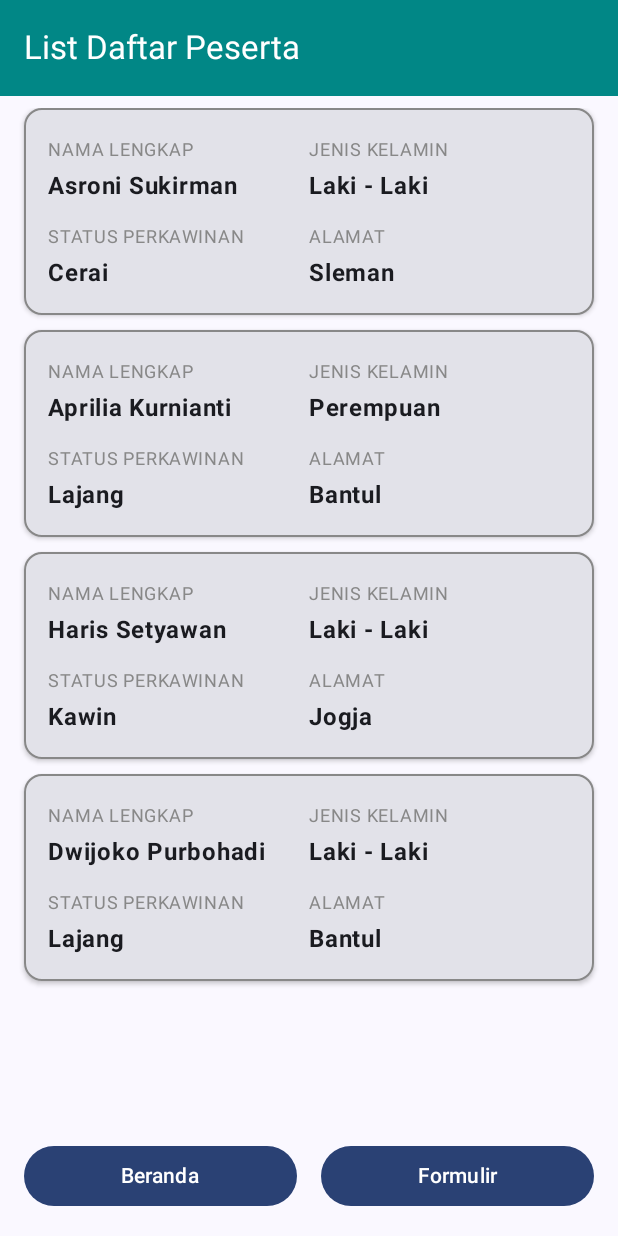
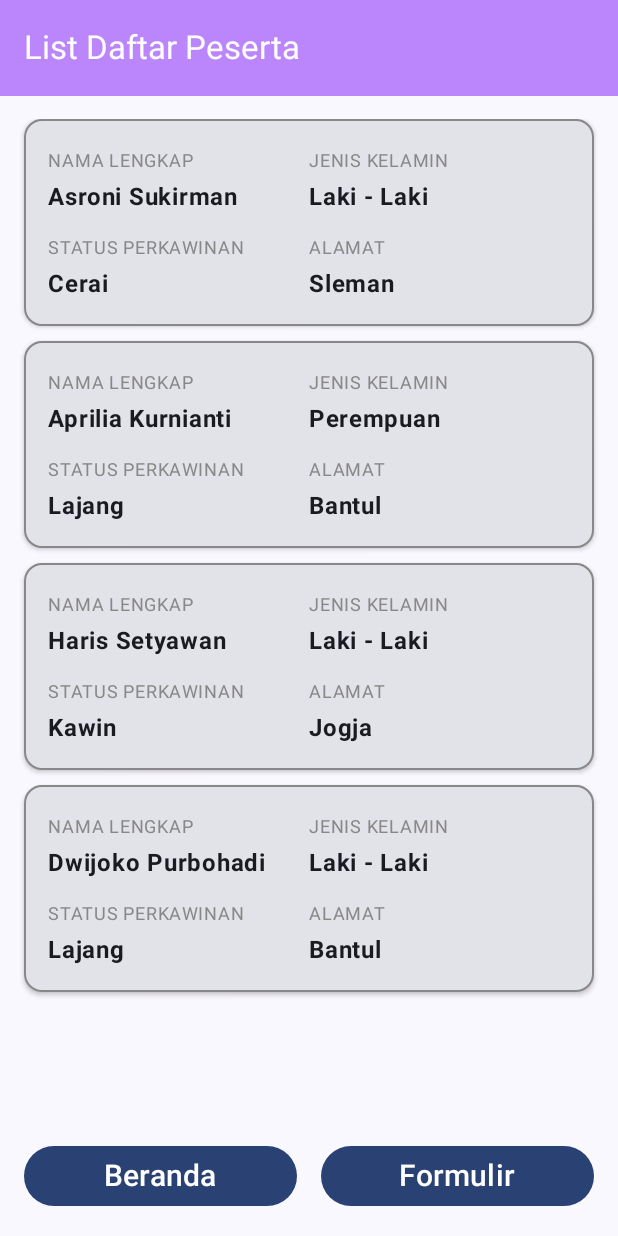
Before and after one commit to vararais/QuestNavigasTugas_049, an Android app built with Jetpack Compose: the ListScreen screen opened through its navigation route, on a phone screen of 412 x 824 dp. Run offline under Robolectric (Android 15) with nearby library versions, the phone set to English and light mode, and no system bars.

Commit message:
Mengubah size font dalam button "beranda" dan "Formulir"

```diff
--- a/app/src/main/java/com/example/questnavigastugas_049/view/PageList.kt
+++ b/app/src/main/java/com/example/questnavigastugas_049/view/PageList.kt
@@ -8,6 +8,8 @@ import androidx.compose.foundation.layout.Spacer
 import androidx.compose.foundation.layout.fillMaxSize
 import androidx.compose.foundation.layout.fillMaxWidth
 import androidx.compose.foundation.layout.height
+import androidx.compose.foundation.layout.navigationBars
+import androidx.compose.foundation.layout.navigationBarsPadding
 import androidx.compose.foundation.layout.padding
 import androidx.compose.foundation.layout.width
 import androidx.compose.foundation.lazy.LazyColumn
@@ -60,7 +62,7 @@ fun ListScreen(
             TopAppBar(
                 title = { Text(stringResource(id = R.string.list_peserta), color = Color.White) },
                 colors = TopAppBarDefaults.mediumTopAppBarColors(
-                    containerColor = colorResource(id = R.color.teal_700)
+                    containerColor = colorResource(id = R.color.purple_200)
                 )
             )
         },
@@ -68,15 +70,22 @@ fun ListScreen(
             Row(
                 modifier = Modifier
                     .fillMaxWidth()
+                    .navigationBarsPadding()
                     .padding(dimensionResource(id = R.dimen.padding_medium)),
                 horizontalArrangement = Arrangement.SpaceEvenly
             ) {
                 Button(onClick = onBerandaClick, modifier = Modifier.weight(1f)) {
-                    Text(stringResource(id = R.string.beranda))
+                    Text(
+                        stringResource(id = R.string.beranda),
+                        fontSize = 20.sp
+                    )
                 }
                 Spacer(modifier = Modifier.width(dimensionResource(id = R.dimen.padding_medium)))
                 Button(onClick = onFormulirClick, modifier = Modifier.weight(1f)) {
-                    Text(stringResource(id = R.string.formulir))
+                    Text(
+                        stringResource(id = R.string.formulir),
+                        fontSize = 20.sp
+                    )
                 }
             }
         }
@@ -86,7 +95,7 @@ fun ListScreen(
                 .fillMaxSize()
                 .padding(paddingValues)
                 .padding(
-                    top = 8.dp,
+                    top = 15.dp,
                     start = dimensionResource(id = R.dimen.padding_medium),
                     end = dimensionResource(id = R.dimen.padding_medium)
                 )
```
